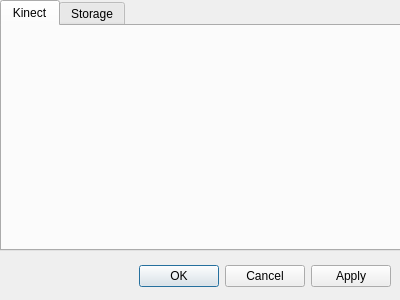
darkenk/KinectAlarm, file Server/ui/settingsdialog.ui: the form before one commit.
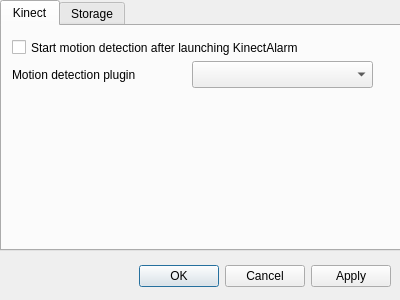
The form after the commit. The open tabs and pages were chosen to show the change.

Commit message: changed architecture, to give posibility to use different plugins for Kinect

Patch:
```diff
--- a/Server/ui/settingsdialog.ui
+++ b/Server/ui/settingsdialog.ui
@@ -38,6 +38,42 @@
     <attribute name="title">
      <string>Kinect</string>
     </attribute>
+    <widget class="QCheckBox" name="launchKinectAfterStart">
+     <property name="geometry">
+      <rect>
+       <x>10</x>
+       <y>10</y>
+       <width>371</width>
+       <height>23</height>
+      </rect>
+     </property>
+     <property name="text">
+      <string>Start motion detection after launching KinectAlarm</string>
+     </property>
+    </widget>
+    <widget class="QComboBox" name="pluginComboBox">
+     <property name="geometry">
+      <rect>
+       <x>190</x>
+       <y>35</y>
+       <width>181</width>
+       <height>27</height>
+      </rect>
+     </property>
+    </widget>
+    <widget class="QLabel" name="label_6">
+     <property name="geometry">
+      <rect>
+       <x>10</x>
+       <y>40</y>
+       <width>171</width>
+       <height>17</height>
+      </rect>
+     </property>
+     <property name="text">
+      <string>Motion detection plugin</string>
+     </property>
+    </widget>
    </widget>
    <widget class="QWidget" name="storageSettings">
     <attribute name="title">
```
Left out of the diff: 2 changed lines with no effect on the pictures. The commit also changes 18 other files.
